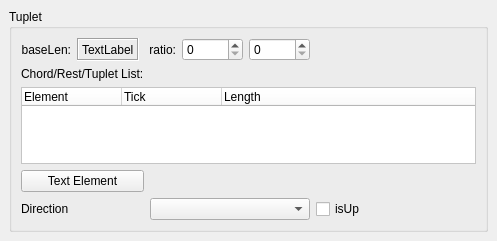
Above: mscore/mscore/tuplet.ui from musescore/musescore-old before the change. Below: the same form after it.
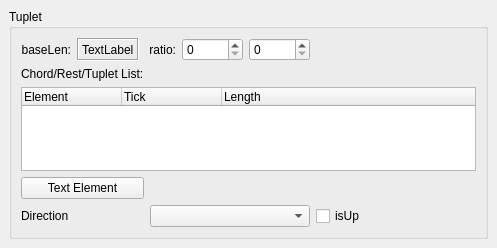
That is the form after the change.

Commit message: overhaul tuplet handling

```diff
--- a/mscore/mscore/tuplet.ui
+++ b/mscore/mscore/tuplet.ui
@@ -7,7 +7,7 @@
     <x>0</x>
     <y>0</y>
     <width>497</width>
-    <height>241</height>
+    <height>248</height>
    </rect>
   </property>
   <property name="windowTitle">
@@ -107,124 +107,6 @@
       </item>
       <item row="2" column="0" colspan="3">
        <widget class="QTreeWidget" name="elements">
-        <property name="palette">
-         <palette>
-          <active>
-           <colorrole role="Button">
-            <brush brushstyle="SolidPattern">
-             <color alpha="255">
-              <red>255</red>
-              <green>255</green>
-              <blue>255</blue>
-             </color>
-            </brush>
-           </colorrole>
-           <colorrole role="Mid">
-            <brush brushstyle="SolidPattern">
-             <color alpha="255">
-              <red>255</red>
-              <green>255</green>
-              <blue>255</blue>
-             </color>
-            </brush>
-           </colorrole>
-           <colorrole role="Base">
-            <brush brushstyle="SolidPattern">
-             <color alpha="255">
-              <red>255</red>
-              <green>255</green>
-              <blue>255</blue>
-             </color>
-            </brush>
-           </colorrole>
-           <colorrole role="Window">
-            <brush brushstyle="SolidPattern">
-             <color alpha="255">
-              <red>255</red>
-              <green>255</green>
-              <blue>255</blue>
-             </color>
-            </brush>
-           </colorrole>
-          </active>
-          <inactive>
-           <colorrole role="Button">
-            <brush brushstyle="SolidPattern">
-             <color alpha="255">
-              <red>255</red>
-              <green>255</green>
-              <blue>255</blue>
-             </color>
-            </brush>
-           </colorrole>
-           <colorrole role="Mid">
-            <brush brushstyle="SolidPattern">
-             <color alpha="255">
-              <red>255</red>
-              <green>255</green>
-              <blue>255</blue>
-             </color>
-            </brush>
-           </colorrole>
-           <colorrole role="Base">
-            <brush brushstyle="SolidPattern">
-             <color alpha="255">
-              <red>255</red>
-              <green>255</green>
-              <blue>255</blue>
-             </color>
-            </brush>
-           </colorrole>
-           <colorrole role="Window">
-            <brush brushstyle="SolidPattern">
-             <color alpha="255">
-              <red>255</red>
-              <green>255</green>
-              <blue>255</blue>
-             </color>
-            </brush>
-           </colorrole>
-          </inactive>
-          <disabled>
-           <colorrole role="Button">
-            <brush brushstyle="SolidPattern">
-             <color alpha="255">
-              <red>255</red>
-              <green>255</green>
-              <blue>255</blue>
-             </color>
-            </brush>
-           </colorrole>
-           <colorrole role="Mid">
-            <brush brushstyle="SolidPattern">
-             <color alpha="255">
-              <red>255</red>
-              <green>255</green>
-              <blue>255</blue>
-             </color>
-            </brush>
-           </colorrole>
-           <colorrole role="Base">
-            <brush brushstyle="SolidPattern">
-             <color alpha="255">
-              <red>255</red>
-              <green>255</green>
-              <blue>255</blue>
-             </color>
-            </brush>
-           </colorrole>
-           <colorrole role="Window">
-            <brush brushstyle="SolidPattern">
-             <color alpha="255">
-              <red>255</red>
-              <green>255</green>
-              <blue>255</blue>
-             </color>
-            </brush>
-           </colorrole>
-          </disabled>
-         </palette>
-        </property>
         <property name="toolTip">
          <string/>
         </property>
```
The commit also changes 29 other files.
